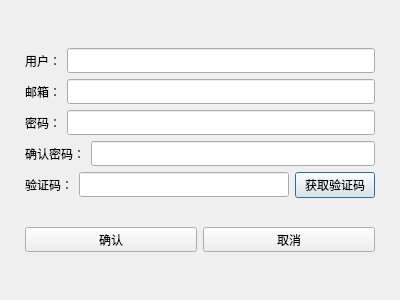
Qt form myregister.ui (Glaceon127/mychat_project) before a commit.
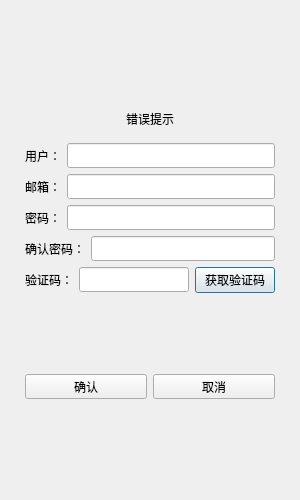
The same form after that commit.

What changed in the file:
```diff
--- a/myregister.ui
+++ b/myregister.ui
@@ -6,10 +6,22 @@
    <rect>
     <x>0</x>
     <y>0</y>
-    <width>400</width>
-    <height>300</height>
+    <width>300</width>
+    <height>500</height>
    </rect>
   </property>
+  <property name="minimumSize">
+   <size>
+    <width>300</width>
+    <height>500</height>
+   </size>
+  </property>
+  <property name="maximumSize">
+   <size>
+    <width>300</width>
+    <height>500</height>
+   </size>
+  </property>
   <property name="windowTitle">
    <string>Dialog</string>
   </property>
@@ -48,6 +60,22 @@
            </property>
           </spacer>
          </item>
+         <item>
+          <widget class="QWidget" name="widget" native="true">
+           <layout class="QVBoxLayout" name="verticalLayout_3">
+            <item>
+             <widget class="QLabel" name="err_tip">
+              <property name="text">
+               <string>错误提示</string>
+              </property>
+              <property name="alignment">
+               <set>Qt::AlignCenter</set>
+              </property>
+             </widget>
+            </item>
+           </layout>
+          </widget>
+         </item>
          <item>
           <layout class="QHBoxLayout" name="horizontalLayout">
            <item>
```
